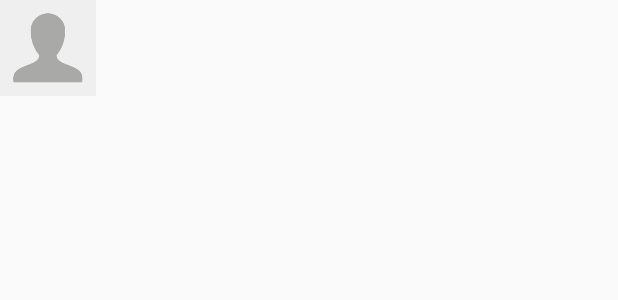
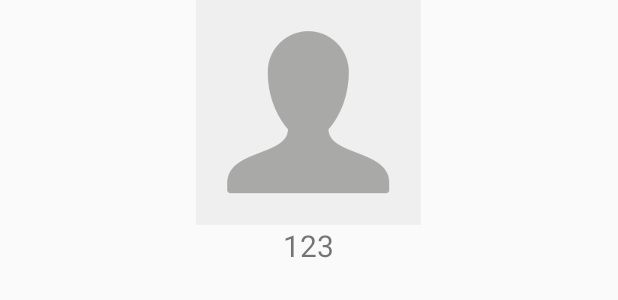
Before and after one commit to Redjack1888/AND_Capstone_Project2_MyChatApp, an Android app: the layout my_chat_app_widget.xml on its own in the app's theme, with its tools: preview values and no code run, on a phone screen of 412 x 824 dp. Shown: the top 300 px of the screen. Run offline under Robolectric (Android 15) with nearby library versions, the phone set to English and light mode, and no system bars.

Commit message:
App Widget
Uploaded the code to share it

```diff
--- a/app/src/main/res/layout/my_chat_app_widget.xml
+++ b/app/src/main/res/layout/my_chat_app_widget.xml
@@ -1,19 +1,27 @@
 <?xml version="1.0" encoding="utf-8"?>
-<RelativeLayout xmlns:android="http://schemas.android.com/apk/res/android"
+<LinearLayout xmlns:android="http://schemas.android.com/apk/res/android"
     xmlns:tools="http://schemas.android.com/tools"
     android:layout_width="match_parent"
-    android:layout_height="wrap_content"
+    android:layout_height="match_parent"
+    android:orientation="vertical"
     >
 
     <ImageView
         android:id="@+id/widget_user_single_image"
-        android:layout_width="@dimen/widget_user_single_image"
-        android:layout_height="@dimen/widget_user_single_image"
+        android:layout_width="wrap_content"
+        android:layout_height="wrap_content"
+        android:layout_gravity="center"
+        android:src="@drawable/default_avatar"
+        android:contentDescription="@string/chat_image" />
 
-        android:src="@drawable/default_avatar"
-        android:transitionName="imageTransition"
-        tools:targetApi="lollipop"
-        android:contentDescription="@string/chat_image" />
+    <TextView
+        android:id="@+id/widget_user_single_name"
+        android:layout_width="wrap_content"
+        android:layout_height="wrap_content"
+        android:textAlignment="center"
+        android:layout_gravity="center_horizontal"
+        android:textSize="20sp"
+        tools:text="123" />
 
     <!--<TextView-->
         <!--android:id="@+id/widget_user_single_name"-->
@@ -60,4 +68,4 @@
         <!--android:textColor="@android:color/black"-->
         <!--android:textSize="12sp" />-->
 
-</RelativeLayout>
+</LinearLayout>
--- a/app/src/main/res/values/strings.xml
+++ b/app/src/main/res/values/strings.xml
@@ -183,6 +183,8 @@
 
     <!--Widget-->
     <string name="appwidget_text">EXAMPLE</string>
+    <string name="appwidget_name_text">DisplayName</string>
+    <string name="appwidget_userId_text">UserId</string>
     <string name="configure">Configure</string>
     <string name="add_widget">Add widget</string>
     <string name="AppWidgetConfig_choose_chat">Choose a Chat</string>
```
Also changed, not shown: app/src/main/java/com/example/alessandro/mychatapp/widget/MyChatAppBroadcastReceiver.java (added, +12 -0 lines), app/src/main/java/com/example/alessandro/mychatapp/widget/MyChatAppWidget.java (+57 -28 lines), app/src/main/java/com/example/alessandro/mychatapp/widget/MyChatAppWidgetConfigureActivity.java (+63 -1 lines).
